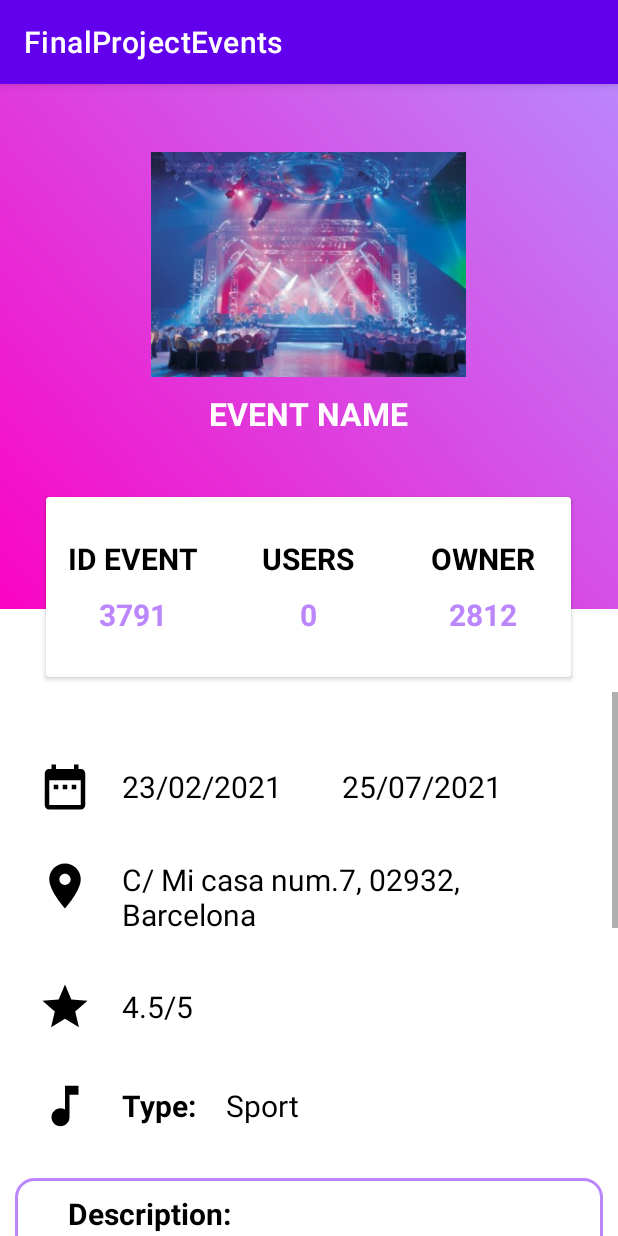
After one commit to pcoderch/FinalProjectEvents, an Android app: the ProfileEventActivity screen opened directly, with no data from a screen before it, on a phone screen of 412 x 824 dp. The commit adds this screen. Run offline under Robolectric (Android 15) with nearby library versions, the phone set to English and light mode, and no system bars; our stand-ins replace Volley; network calls fail; 11 statements that could not run were skipped.

Commit message:
started implementing show event profile

```diff
--- a/app/src/main/AndroidManifest.xml
+++ b/app/src/main/AndroidManifest.xml
@@ -39,6 +39,9 @@
             android:name=".Activities.EventManagement.CreateEventActivity"
             android:exported="false" />
         <activity
+            android:name=".Activities.EventManagement.ProfileEventActivity"
+            android:exported="false" />
+        <activity
             android:name=".Activities.Authentication.LogoutActivity"
             android:exported="false" />
         <activity
--- a/app/src/main/java/com/pp2ex/finalprojectevents/API/MethodsAPI.java
+++ b/app/src/main/java/com/pp2ex/finalprojectevents/API/MethodsAPI.java
@@ -5,7 +5,7 @@ public class MethodsAPI {
     public static String URL_LOGIN = URL_BASE + "login"; //@POST
     public static String URL_REGISTER = URL_BASE + "users"; //@POST
     public static String URL_GET_USER = URL_BASE + "users/search"; //@GET
-    public static String URL_CREATE_EVENT = URL_BASE + "events";  //@POST
+    public static String URL_EVENT = URL_BASE + "events";  //@POST
     public static String URL_EDIT_PROFILE = URL_BASE + "users"; //@PUT
     public static String URL_FRIENDS = URL_BASE + "friends"; //@GET
     public static String URL_FRIEND_REQUESTS = URL_FRIENDS + "/requests"; //@GET
@@ -45,4 +45,8 @@ public class MethodsAPI {
     }
 
     public static String getUserByString(String search) { return URL_GET_USER + "?s=" + search; }
+
+    public static String getEventById(int eventID) { return URL_EVENT + "/" + eventID; }
+
+    public static String getEventAssistances(int intentEventId) { return URL_EVENT + "/" + intentEventId + "/assistances"; }
 }
--- a/app/src/main/java/com/pp2ex/finalprojectevents/Activities/Authentication/SignInActivity.java
+++ b/app/src/main/java/com/pp2ex/finalprojectevents/Activities/Authentication/SignInActivity.java
@@ -16,6 +16,7 @@ import com.android.volley.toolbox.StringRequest;
 import com.pp2ex.finalprojectevents.API.MethodsAPI;
 import com.pp2ex.finalprojectevents.API.VolleySingleton;
 import com.pp2ex.finalprojectevents.Activities.Chat.ChatActivity;
+import com.pp2ex.finalprojectevents.Activities.EventManagement.ProfileEventActivity;
 import com.pp2ex.finalprojectevents.Activities.MainActivity;
 import com.pp2ex.finalprojectevents.Activities.SocialFeatures.SearchUsersActivity;
 import com.pp2ex.finalprojectevents.DataStructures.User;
@@ -102,7 +103,8 @@ public class SignInActivity extends AppCompatActivity{
                         goProfile.putExtra("email", "adrian@openevents.com");
                         goProfile.putExtra("id", 1283);
                         startActivity(goProfile);*/
-                        Intent goFriends = new Intent(SignInActivity.this, SearchUsersActivity.class);
+                        Intent goFriends = new Intent(SignInActivity.this, ProfileEventActivity.class);
+                        goFriends.putExtra("id", 683);
                         startActivity(goFriends);
                     } }, error -> {
                     Toast.makeText(SignInActivity.this, "Error: " + error, Toast.LENGTH_SHORT).show();
--- a/app/src/main/java/com/pp2ex/finalprojectevents/Activities/EventManagement/CreateEventActivity.java
+++ b/app/src/main/java/com/pp2ex/finalprojectevents/Activities/EventManagement/CreateEventActivity.java
@@ -60,7 +60,7 @@ public class CreateEventActivity extends AppCompatActivity {
             JSONObject eventJSON = newEvent.toJSON();
             System.out.println("Event JSON: " + eventJSON);
             System.out.println("User auth: " + User.getAuthenticatedUser().getToken());
-            String url = MethodsAPI.URL_CREATE_EVENT;
+            String url = MethodsAPI.URL_EVENT;
             System.out.println("URL: " + url);
             JsonObjectRequest jsonObjectRequest = new JsonObjectRequest(Request.Method.POST, url, eventJSON, new Response.Listener<JSONObject>() {
                 @Override
--- /dev/null
+++ b/app/src/main/java/com/pp2ex/finalprojectevents/Activities/EventManagement/ProfileEventActivity.java
@@ -0,0 +1,264 @@
+package com.pp2ex.finalprojectevents.Activities.EventManagement;
+
+import android.annotation.SuppressLint;
+import android.content.Intent;
+import android.graphics.Bitmap;
+import android.os.AsyncTask;
+import android.os.Bundle;
+import android.view.LayoutInflater;
+import android.view.View;
+import android.view.ViewGroup;
+import android.widget.Button;
+import android.widget.ImageView;
+import android.widget.TextView;
+import android.widget.Toast;
+
+import androidx.annotation.NonNull;
+import androidx.appcompat.app.AppCompatActivity;
+import androidx.recyclerview.widget.LinearLayoutManager;
+import androidx.recyclerview.widget.RecyclerView;
+
+import com.android.volley.AuthFailureError;
+import com.android.volley.Request;
+import com.android.volley.toolbox.JsonArrayRequest;
+import com.android.volley.toolbox.JsonObjectRequest;
+import com.android.volley.toolbox.StringRequest;
+import com.pp2ex.finalprojectevents.API.BitMapImage;
+import com.pp2ex.finalprojectevents.API.MethodsAPI;
+import com.pp2ex.finalprojectevents.API.VolleySingleton;
+import com.pp2ex.finalprojectevents.Activities.Authentication.ProfileActivity;
+import com.pp2ex.finalprojectevents.DataStructures.Comment;
+import com.pp2ex.finalprojectevents.DataStructures.Event;
+import com.pp2ex.finalprojectevents.DataStructures.Message;
+import com.pp2ex.finalprojectevents.DataStructures.User;
+import com.pp2ex.finalprojectevents.R;
+
+import org.json.JSONException;
+import org.json.JSONObject;
+
+import java.util.ArrayList;
+import java.util.HashMap;
+import java.util.Map;
+
+public class ProfileEventActivity extends AppCompatActivity {
+    private RecyclerView recyclerView;
+    private int intentEventId;
+    private int assistances;
+    private Event event;
+    //private EventAdaptor adapter;
+    private AsyncTask<String, Void, Bitmap> profileImage;
+    private TextView eventName;
+    private TextView eventID;
+    private TextView eventDescription;
+    private TextView usersAttending;
+    private TextView ownerName;
+    private TextView startDate;
+    private TextView endDate;
+    private TextView rating;
+    private TextView eventType;
+    private TextView location;
+    private ArrayList<Comment> comments;
+
+    @SuppressLint("SetTextI18n")
+    @Override
+    protected void onCreate(Bundle savedInstanceState) {
+        super.onCreate(savedInstanceState);
+        setContentView(R.layout.event);
+        intentEventId = getIntent().getIntExtra("id", 0);
+        recyclerView = findViewById(R.id.commentsInEvent);
+        comments = new ArrayList<>();
+        //adapter = new EventAdaptor(comments);
+        recyclerView.setLayoutManager(new LinearLayoutManager(this));
+        eventName = findViewById(R.id.profileName);
+        eventID = findViewById(R.id.eventsID);
+        usersAttending = findViewById(R.id.participantsInEventNumber);
+        ownerName = findViewById(R.id.ownsNumber);
+        startDate = findViewById(R.id.DateStartEvent);
+        endDate = findViewById(R.id.DateEndEvent);
+        rating = findViewById(R.id.ratingEvent);
+        eventType = findViewById(R.id.typeEvent);
+        location = findViewById(R.id.locationEvent);
+        getEventData(intentEventId);
+        getEventAssistances(intentEventId);
+        event.setRating(calculateRating());
+        eventName.setText(event.getName());
+        eventID.setText(String.valueOf(event.getId()));
+        usersAttending.setText(String.valueOf(assistances));
+        ownerName.setText(event.getOwnerId());
+        startDate.setText(event.getStartDate());
+        endDate.setText(event.getEndDate());
+        rating.setText(String.valueOf(event.getRating()));
+        eventType.setText(event.getType());
+        location.setText(event.getLocation());
+        usersAttending.setText(assistances + "/" + event.getNumOfParticipants());
+        profileImage = new BitMapImage((ImageView) findViewById(R.id.IconImageView)).execute(event.getImage());
+    }
+
+    private int calculateRating() {
+        assistances = 0;
+        for (Comment c : comments) {
+            assistances += c.getRating();
+        }
+        //return assistances / comments.size();
+        return assistances == 0 ? 0 : assistances / comments.size();
+    }
+
+    private void getEventAssistances(int intentEventId) {
+        String url = MethodsAPI.getEventAssistances(intentEventId);
+        System.out.println("URL GET ASSISTANCES: " + url);
+        JsonArrayRequest request = new JsonArrayRequest(Request.Method.GET, url, null, response -> {
+            for (int i = 0; i < response.length(); i++) {
+                System.out.println(response);
+                try {
+                    JSONObject jsonObject = response.getJSONObject(i);
+                    int id = jsonObject.getInt("id");
+                    String name = jsonObject.getString("name");
+                    String last_name = jsonObject.getString("last_name");
+                    String email = jsonObject.getString("email");
+                    int rating = jsonObject.getInt("puntuation");
+                    String comment = jsonObject.getString("commentary");
+                    Comment commentToAdd = new Comment(id, name, last_name, email, rating, comment);
+                    addComment(commentToAdd);
+                    assistances = response.length();
+                } catch (JSONException e) {
+                    e.printStackTrace();
+                }
+            }
+            System.out.println("not entering the loop");
+        }, error -> {
+            Toast.makeText(this, R.string.error, Toast.LENGTH_SHORT).show();
+        }) {
+            @Override
+            public Map<String, String> getHeaders() throws AuthFailureError {
+                HashMap<String, String> headers = new HashMap<>();
+                headers.put("Authorization", "Bearer " + User.getAuthenticatedUser().getToken());
+                return headers;
+            }
+        };
+        VolleySingleton.getInstance(this).addToRequestQueue(request);
+    }
+
+    @SuppressLint("NotifyDataSetChanged")
+    private void addComment(Comment commentToAdd) {
+        if (commentToAdd.getComment() != null) {
+            comments.add(commentToAdd);
+            //adapter.notifyDataSetChanged();
+        }
+    }
+
+    private void getEventData(int eventID) {
+        String url = MethodsAPI.getEventById(eventID);
+        System.out.println("URL GET EVENT: " + url);
+        JsonArrayRequest request = new JsonArrayRequest(Request.Method.GET, url, null, response -> {
+            for (int i = 0; i < response.length(); i++) {
+                System.out.println(response);
+                try {
+                    JSONObject jsonObject = response.getJSONObject(i);
+                    int id = jsonObject.getInt("id");
+                    String name = jsonObject.getString("name");
+                    int owner_id = jsonObject.getInt("owner_id");
+                    String image = jsonObject.getString("image");
+                    String location = jsonObject.getString("location");
+                    String description = jsonObject.getString("description");
+                    String start_date = jsonObject.getString("eventStart_date");
+                    String end_date = jsonObject.getString("eventEnd_date");
+                    int n_participators = jsonObject.getInt("n_participators");
+                    String type = jsonObject.getString("type");
+                    event = new Event(name, description, start_date, end_date, n_participators, image, location, type);
+                    event.setOwnerId(owner_id);
+                    event.setId(id);
+                } catch (JSONException e) {
+                    System.out.println("Error json get user data: " + e.getMessage());
+                    e.printStackTrace();
+                }
+            }
+            System.out.println("not entering the loop user data");
+        }, error -> {
+            System.out.println("ERRORRRR get user data");
+            Toast.makeText(this, R.string.error, Toast.LENGTH_SHORT).show();
+        }) {
+            @Override
+            public Map<String, String> getHeaders() throws AuthFailureError {
+                HashMap<String, String> headers = new HashMap<>();
+                headers.put("Authorization", "Bearer " + User.getAuthenticatedUser().getToken());
+                return headers;
+            }
+        };
+        VolleySingleton.getInstance(this).addToRequestQueue(request);
+    }
+
+
+    /*private void updateUI() {
+        adapter = new EventAdaptor(comments);
+        for (int i = 0; i < usersSearch.size(); i++) {
+            System.out.println(usersSearch.get(i).getName());
+        }
+        recyclerView.setAdapter(adapter);
+    }
+
+    private class EventAdaptor extends RecyclerView.Adapter<EventHolder> {
+
+        private final ArrayList<Comment> comments;
+
+        private EventAdaptor(ArrayList<Comment> comments) {
+            this.comments = comments;
+        }
+
+        @NonNull
+        @Override
+        public EventHolder onCreateViewHolder(ViewGroup parent, int viewType) {
+            LayoutInflater layoutInflater = LayoutInflater.from(getApplicationContext());
+            return new EventHolder(layoutInflater, parent);
+        }
+
+        @Override
+        public void onBindViewHolder(EventHolder holder, int position) {
+            Comment comment = comments.get(position);
+            holder.bind(comment);
+        }
+
+        @Override
+        public int getItemCount() {
+            return comments.size();
+        }
+    }
+
+    private class EventHolder extends RecyclerView.ViewHolder implements View.OnClickListener {
+
+        private Comment commnent;
+        private boolean isFriend;
+        private boolean alreadySentRequest;
+        private final TextView nameTextViewRequest;
+        private final TextView emailTextViewRequest;
+        private AsyncTask<String, Void, Bitmap> imageView;
+
+        public EventHolder(LayoutInflater inflater, ViewGroup parent) {
+            super(inflater.inflate(R.layout.element_user_i_can_request, parent, false));
+            itemView.setOnClickListener(this);
+            nameTextViewRequest = itemView.findViewById(R.id.nameTextView);
+            emailTextViewRequest = itemView.findViewById(R.id.emailTextView);
+            connectButton = itemView.findViewById(R.id.connectButton);
+        }
+
+        @SuppressLint("ResourceAsColor")
+        public void bind(Comment comment) {
+            this.user = user;
+            isFriend = false;
+            alreadySentRequest = false;
+            friends = new ArrayList<>();
+            friendRequests = new ArrayList<>();
+            nameTextViewRequest.setText(user.getName());
+            emailTextViewRequest.setText(user.getEmail());
+
+
+        @Override
+        public void onClick(View view) {
+            Intent showProfile = new Intent(getApplicationContext(), ProfileActivity.class);
+            showProfile.putExtra("email", user.getEmail());
+            showProfile.putExtra("id", user.getId());
+            startActivity(showProfile);
+        }
+
+    }*/
+
+}
--- a/app/src/main/res/layout/event.xml
+++ b/app/src/main/res/layout/event.xml
@@ -103,7 +103,7 @@
                     <TextView
                         android:layout_width="wrap_content"
                         android:layout_height="wrap_content"
-                        android:text="@string/OwnerID"
+                        android:text="@string/owner"
                         android:textStyle="bold"
                         android:textColor="@color/black"
                         android:textSize="20sp"/>
--- a/app/src/main/res/values/strings.xml
+++ b/app/src/main/res/values/strings.xml
@@ -112,6 +112,7 @@
     <string name="TopicComment">Topic of the Comment</string>
     <string name="SearchEvent">Input Event</string>
     <string name="AllEvents">ALL EVENTS</string>
+    <string name="owner">OWNER</string>
 
 
 </resources>
```
Also changed, not shown: app/src/main/java/com/pp2ex/finalprojectevents/DataStructures/Comment.java (added, +36 -0 lines).
